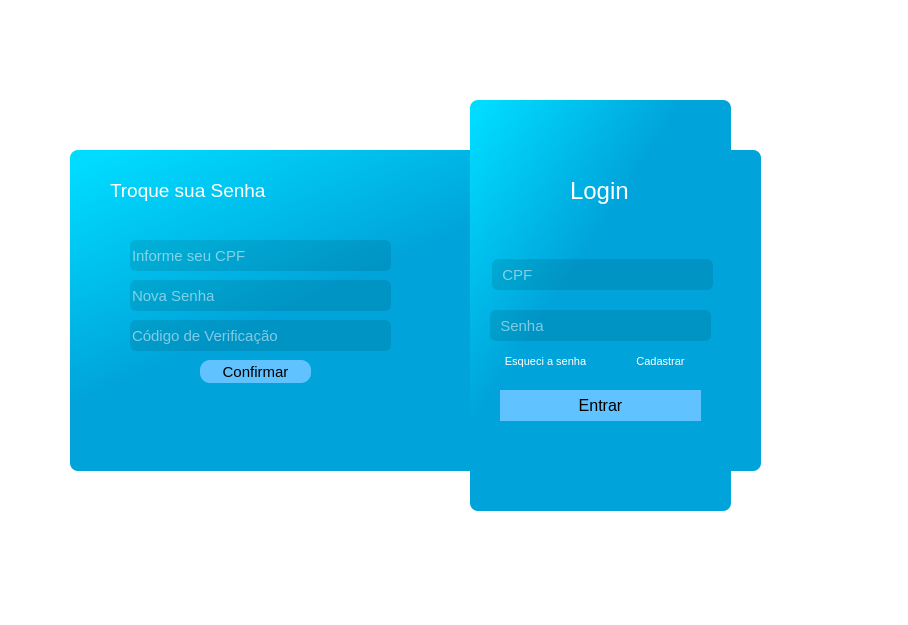
Qt form infra/ui/login.ui (F-moreno/projeto-final-ciclo1) before a commit.
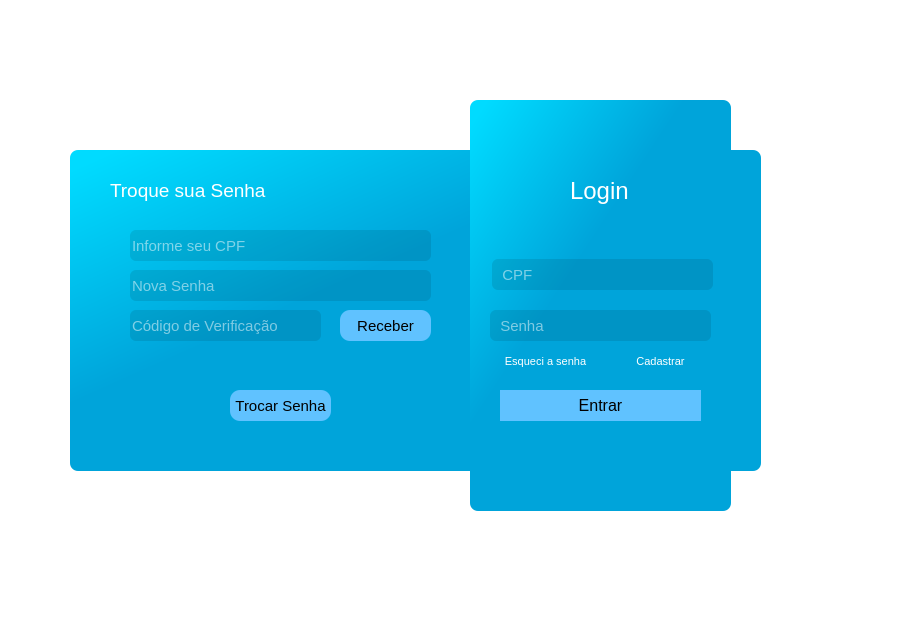
The same form after that commit. The open tabs and pages were chosen to show the change. Icons and pictures are not drawn.

Commit message: Alterações na Tela de Login para Recuperação de Senha

The edit to the form file:
```diff
--- a/infra/ui/login.ui
+++ b/infra/ui/login.ui
@@ -224,8 +224,8 @@
       <property name="geometry">
        <rect>
         <x>20</x>
-        <y>90</y>
-        <width>261</width>
+        <y>80</y>
+        <width>301</width>
         <height>31</height>
        </rect>
       </property>
@@ -249,8 +249,8 @@
       <property name="geometry">
        <rect>
         <x>20</x>
-        <y>130</y>
-        <width>261</width>
+        <y>120</y>
+        <width>301</width>
         <height>31</height>
        </rect>
       </property>
@@ -277,8 +277,8 @@
       <property name="geometry">
        <rect>
         <x>20</x>
-        <y>170</y>
-        <width>261</width>
+        <y>160</y>
+        <width>191</width>
         <height>31</height>
        </rect>
       </property>
@@ -301,10 +301,10 @@
      <widget class="QPushButton" name="btn_esqueci_confirmar">
       <property name="geometry">
        <rect>
-        <x>90</x>
-        <y>210</y>
-        <width>111</width>
-        <height>23</height>
+        <x>120</x>
+        <y>240</y>
+        <width>101</width>
+        <height>31</height>
        </rect>
       </property>
       <property name="cursor">
@@ -329,7 +329,41 @@
 }</string>
       </property>
       <property name="text">
-       <string>Confirmar</string>
+       <string>Trocar Senha</string>
+      </property>
+     </widget>
+     <widget class="QPushButton" name="btn_enviar_codigo">
+      <property name="geometry">
+       <rect>
+        <x>230</x>
+        <y>160</y>
+        <width>91</width>
+        <height>31</height>
+       </rect>
+      </property>
+      <property name="cursor">
+       <cursorShape>PointingHandCursor</cursorShape>
+      </property>
+      <property name="toolTip">
+       <string>Receber Código</string>
+      </property>
+      <property name="styleSheet">
+       <string notr="true">QPushButton:hover{
+	color: rgb(255, 255, 255);
+	
+	
+	background-color: rgb(93, 186, 0);
+}
+QPushButton {
+	
+	background-color: rgb(96, 194, 255);
+	font-family: Arial, sans-serif;
+	font-size: 11pt;
+	border-radius: 10px
+}</string>
+      </property>
+      <property name="text">
+       <string>Receber</string>
       </property>
      </widget>
     </widget>
```
The commit also changes 1 other file.
